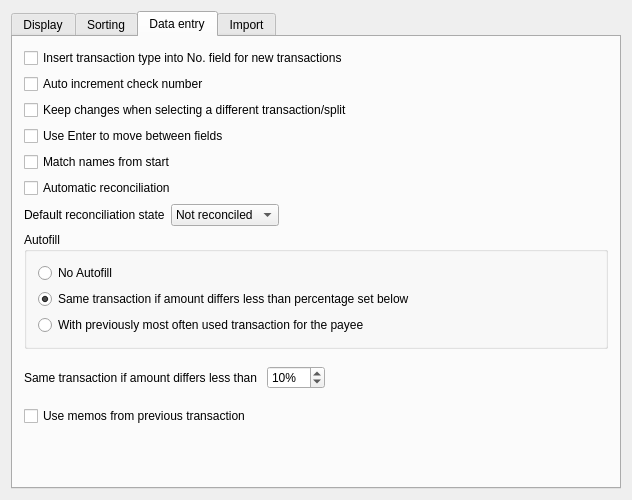
Above: kmymoney/dialogs/settings/ksettingsregister.ui from KDE/kmymoney before the change. Below: the same form after it.
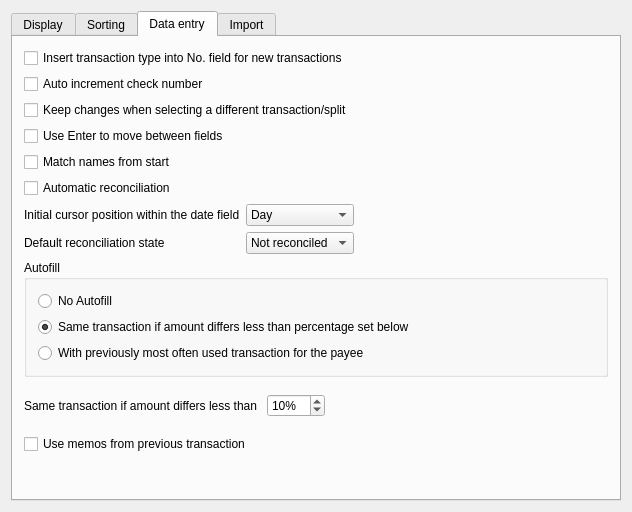
That is the form after the change. The open tabs and pages were chosen to show the change. Custom widgets are drawn as their Qt base class.

Commit message:
Allow to modify the initial section of a date edit by the user
This introduces a new option on the data entry tab of the ledger
settings page.

GUI:
FIXED-IN: 4.8.1,5.0.7

The edit to the form file:
```diff
--- a/kmymoney/dialogs/settings/ksettingsregister.ui
+++ b/kmymoney/dialogs/settings/ksettingsregister.ui
@@ -7,7 +7,7 @@
     <x>0</x>
     <y>0</y>
     <width>632</width>
-    <height>500</height>
+    <height>512</height>
    </rect>
   </property>
   <property name="windowTitle">
@@ -245,8 +245,50 @@
         </widget>
        </item>
        <item>
-        <layout class="QHBoxLayout">
-         <item>
+        <layout class="QGridLayout" name="gridLayout">
+         <item row="0" column="0">
+          <widget class="QLabel" name="textLabel2_1">
+           <property name="text">
+            <string>Initial cursor position within the date field</string>
+           </property>
+          </widget>
+         </item>
+         <item row="0" column="1">
+          <widget class="QComboBox" name="kcfg_initialDateFieldCursorPosition">
+           <item>
+            <property name="text">
+             <string>Day</string>
+            </property>
+           </item>
+           <item>
+            <property name="text">
+             <string>Month</string>
+            </property>
+           </item>
+           <item>
+            <property name="text">
+             <string>Year</string>
+            </property>
+           </item>
+          </widget>
+         </item>
+         <item row="0" column="2">
+          <spacer name="spacer16">
+           <property name="orientation">
+            <enum>Qt::Horizontal</enum>
+           </property>
+           <property name="sizeType">
+            <enum>QSizePolicy::Expanding</enum>
+           </property>
+           <property name="sizeHint" stdset="0">
+            <size>
+             <width>31</width>
+             <height>20</height>
+            </size>
+           </property>
+          </spacer>
+         </item>
+         <item row="1" column="0">
           <widget class="QLabel" name="textLabel2_2">
            <property name="text">
             <string>Default reconciliation state</string>
@@ -256,7 +298,7 @@
            </property>
           </widget>
          </item>
-         <item>
+         <item row="1" column="1">
           <widget class="KComboBox" name="kcfg_defaultReconciliationState">
            <property name="toolTip">
             <string>Default reconciliation state for transactions entered during reconciliation of an account</string>
@@ -278,7 +320,7 @@
            </item>
           </widget>
          </item>
-         <item>
+         <item row="1" column="2">
           <spacer name="spacer15">
            <property name="orientation">
             <enum>Qt::Horizontal</enum>
```
Left out of the diff: 2 changed lines with no effect on the pictures. The commit also changes 4 other files.
